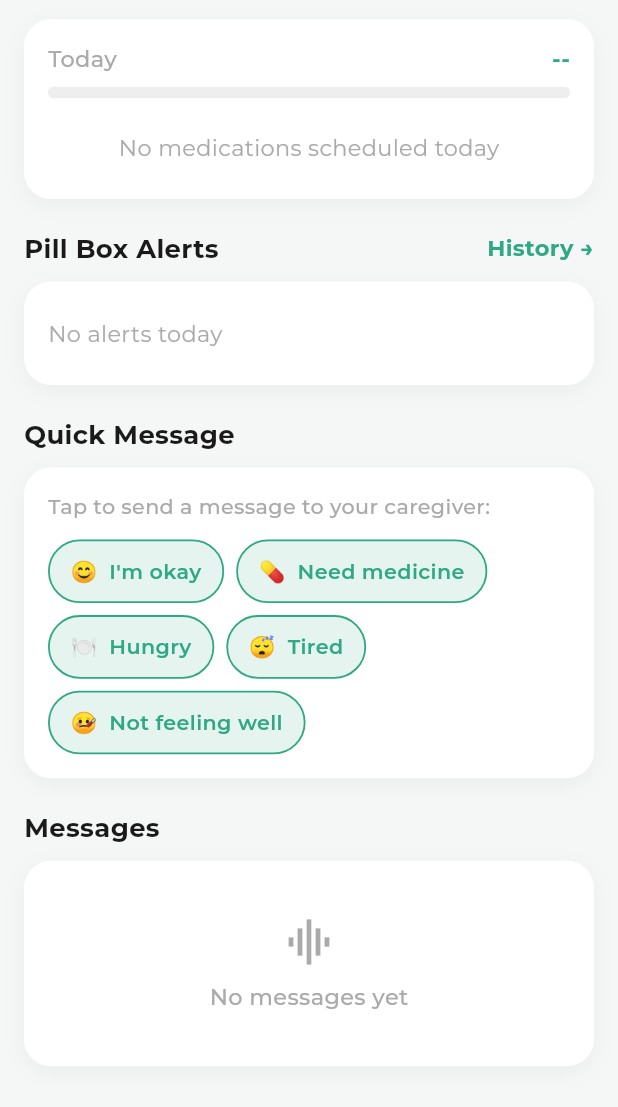
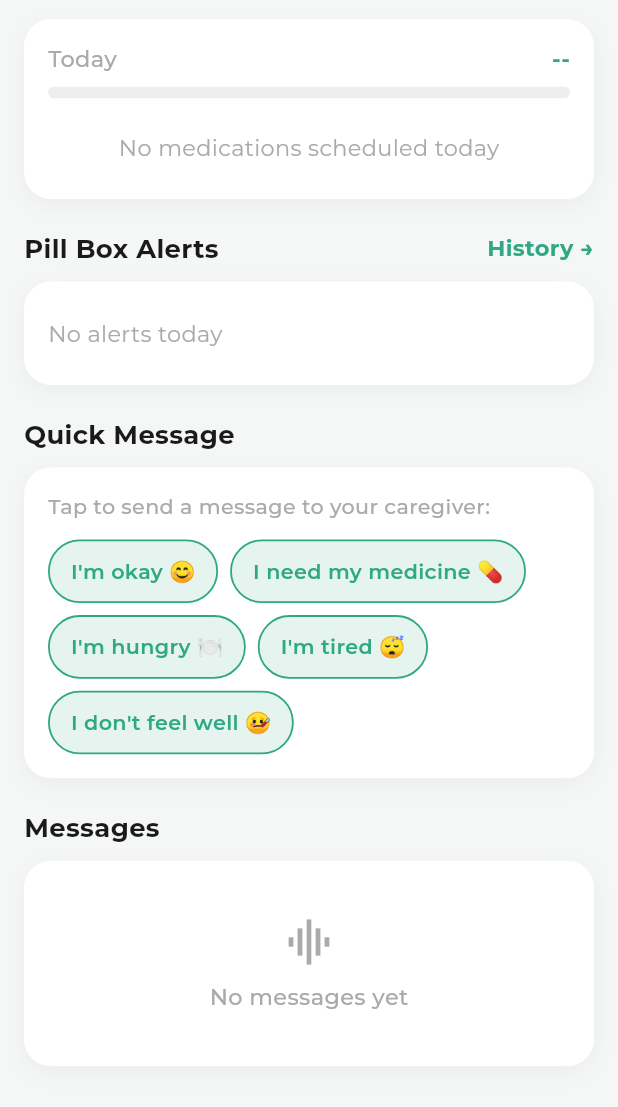
Before and after one commit to sarahh-emadd/SANAD, a Flutter app: the HomeElderPage screen opened directly, scrolled down 285 dp, on a phone screen of 412 x 824 dp, the part 101-1208 px from its top. Run offline on Flutter 3.47's test engine with Material 3 defaults, Android fonts, the phone set to English and light mode, and no system bars; our stand-ins replace audioplayers, battery_plus, firebase_auth, firebase_core, firebase_messaging, geolocator and 6 more; missing offline and left inert: flutter_webrtc, mobile_scanner, record; accounts and stored records are empty; network calls fail.

Commit message:
fix: wire Arabic translations into all key screens
- home_elder_page: section titles, slot statuses, preset chips, SOS/help dialogs
- caregiver_home_screen: adherence section, camera, notifications, slot statuses, alert rows
- notifications_history_screen: title, empty state, all alert type labels
- caregiver_settings_screen: volume, text size, language, notifications tiles
- app_strings.dart: added allHistory, viewAlerts shortcuts + expanded EN/AR table

Co-Authored-By: Claude Sonnet 4.6 <noreply@anthropic.com>

```diff
--- a/mobile/lib/l10n/app_strings.dart
+++ b/mobile/lib/l10n/app_strings.dart
@@ -23,15 +23,34 @@ const Map<String, Map<String, String>> _t = {
     'refresh':          'Refresh',
     'noData':           'No data yet',
     'retry':            'Retry',
+    'today':            'Today',
+    'history':          'History',
+    'manage':           'Manage',
+    'viewAlerts':       'View Alerts',
+    'allHistory':       'All History',
+    'ok':               'OK',
 
     // Elder home
     'goodMorning':      'Good morning',
-    'myMeds':           'My Medications',
+    'sanadWith':        'Your Sanad is with you 💚',
+    'myMeds':           "Today's Medications",
     'medsTaken':        'Doses taken today',
     'recentAlerts':     'Recent Alerts',
     'viewAll':          'View all',
-    'sendMessage':      'Send a quick message',
+    'sendMessage':      'Quick Message',
+    'tapToSend':        'Tap to send a message to your caregiver:',
     'messageSent':      'Message sent ✓',
+    'noMedsToday':      'No medications scheduled today',
+    'noAlertsToday':    'No alerts today',
+    'noMessages':       'No messages yet',
+    'pillBoxAlerts':    'Pill Box Alerts',
+    'messages':         'Messages',
+
+    // Slot status labels
+    'taken':            'Taken',
+    'missed':           'Missed',
+    'dueSoon':          'Due Soon',
+    'scheduled':        'Scheduled',
 
     // Preset messages
     'msg_im_okay':       "I'm okay 😊",
@@ -41,43 +60,62 @@ const Map<String, Map<String, String>> _t = {
     'msg_not_well':      "I don't feel well 🤒",
 
     // Caregiver home
-    'adherence':        'Adherence',
-    'todayPills':       "Today's Pills",
-    'pillsTaken':       'Taken',
-    'pillsMissed':      'Missed',
-    'pillsDue':         'Due soon',
-    'falls':            'Falls',
-    'activity':         'Activity',
+    'adherence':            'Medication Adherence',
+    'adherenceShort':       'Adherence',
+    'todayPills':           "Today's Pills",
+    'pillsTaken':           'Taken',
+    'pillsMissed':          'Missed',
+    'pillsDue':             'Due Soon',
+    'falls':                'Falls',
+    'fallsToday':           'Falls Today',
+    'activity':             'Activity',
+    'activityLevel':        'Activity Level',
+    'cameraMonitoring':     'Camera Monitoring',
+    'notifications':        'Notifications',
+    'elderStatus':          'Elder Status',
+    'online':               'Online',
+    'offline':              'Offline',
+    'lastSeen':             'Last seen',
+    'noPillsToday':         'No pills scheduled today',
 
     // Manage pills
     'managePills':      'Manage Pills',
     'slot':             'Slot',
     'addSchedule':      'Add Schedule',
     'editSchedule':     'Edit Schedule',
+    'saveChanges':      'Save Changes',
     'scheduleTime':     'Time',
     'startDate':        'Start Date',
     'endDate':          'End Date (optional)',
     'noEndDate':        'Ongoing (no end date)',
     'medicationLabel':  'Label',
-    'refillAlert':      'Refill needed — slot running low',
+    'refillAlert':      'Refill needed — check pill count',
     'slotEmpty':        'No schedule',
+    'noScheduleYet':    'No schedules yet. Tap Add to set a time.',
+    'removeSchedule':   'Remove Schedule',
+    'active':           'Active',
+    'inactive':         'Inactive',
 
-    // Notifications
+    // Notifications / Alerts
     'noAlerts':         'No alerts yet',
+    'alertsFromAI':     'Alerts from AI detection will appear here',
     'sosAlert':         'SOS Alert',
     'fallDetected':     'Fall Detected',
     'inactivityAlert':  'Inactivity Alert',
     'sleepingAlert':    'Sleeping Alert',
+    'nightRestless':    'Night Restlessness',
     'missedDose':       'Missed Dose',
     'doseTaken':        'Dose Taken',
     'presenceMessage':  'Quick Message',
 
     // Dashboard
+    'dashboard':        'Dashboard',
     'weeklyAdherence':  'Weekly Adherence',
     'weeklyReport':     'Weekly Report',
-    'downloadReport':   'Download Report',
+    'downloadReport':   'Download Weekly Report',
     'generating':       'Generating PDF…',
     'reportReady':      'Report ready',
+    'noLogsYet':        'No pill logs yet',
 
     // Settings
     'language':         'Language',
@@ -86,9 +124,14 @@ const Map<String, Map<String, String>> _t = {
     'textSize':         'Text Size',
     'small':            'Small',
     'medium':           'Medium',
-    'large':            'Large',
+    'large':            'Large Mode',
     'volume':           'Volume',
-    'notifications':    'Notifications',
+
+    // SOS
+    'sendSos':          'Send SOS?',
+    'sosConfirmBody':   'This will immediately alert your caregiver.',
+    'helpOnWay':        'Help is on the way!',
+    'helpOnWayBody':    'Your caregiver has been notified and is coming to help you.',
   },
 
   'ar': {
@@ -107,15 +150,34 @@ const Map<String, Map<String, String>> _t = {
     'refresh':          'تحديث',
     'noData':           'لا توجد بيانات بعد',
     'retry':            'إعادة المحاولة',
+    'today':            'اليوم',
+    'history':          'السجل',
+    'manage':           'إدارة',
+    'viewAlerts':       'عرض التنبيهات',
+    'allHistory':       'كل السجل',
+    'ok':               'حسناً',
 
     // Elder home
     'goodMorning':      'صباح الخير',
-    'myMeds':           'أدويتي',
+    'sanadWith':        'سندك معك 💚',
+    'myMeds':           'أدوية اليوم',
     'medsTaken':        'الجرعات المأخوذة اليوم',
     'recentAlerts':     'التنبيهات الأخيرة',
     'viewAll':          'عرض الكل',
-    'sendMessage':      'أرسل رسالة سريعة',
+    'sendMessage':      'رسالة سريعة',
+    'tapToSend':        'اضغط لإرسال رسالة لمقدم الرعاية:',
     'messageSent':      'تم إرسال الرسالة ✓',
+    'noMedsToday':      'لا توجد أدوية مجدولة اليوم',
+    'noAlertsToday':    'لا توجد تنبيهات اليوم',
+    'noMessages':       'لا توجد رسائل بعد',
+    'pillBoxAlerts':    'تنبيهات صندوق الدواء',
+    'messages':         'الرسائل',
+
+    // Slot status labels
+    'taken':            'تم أخذه',
+    'missed':           'فائتة',
+    'dueSoon':          'موعده قريب',
+    'scheduled':        'مجدولة',
 
     // Preset messages
     'msg_im_okay':       'أنا بخير 😊',
@@ -125,43 +187,62 @@ const Map<String, Map<String, String>> _t = {
     'msg_not_well':      'لا أشعر بتحسن 🤒',
 
     // Caregiver home
-    'adherence':        'الالتزام',
-    'todayPills':       'أدوية اليوم',
-    'pillsTaken':       'مأخوذة',
-    'pillsMissed':      'فائتة',
-    'pillsDue':         'موعدها قريب',
-    'falls':            'السقطات',
-    'activity':         'النشاط',
+    'adherence':            'الالتزام بالدواء',
+    'adherenceShort':       'الالتزام',
+    'todayPills':           'أدوية اليوم',
+    'pillsTaken':           'مأخوذة',
+    'pillsMissed':          'فائتة',
+    'pillsDue':             'موعدها قريب',
+    'falls':                'السقطات',
+    'fallsToday':           'السقطات اليوم',
+    'activity':             'النشاط',
+    'activityLevel':        'مستوى النشاط',
+    'cameraMonitoring':     'مراقبة الكاميرا',
+    'notifications':        'الإشعارات',
+    'elderStatus':          'حالة المسن',
+    'online':               'متصل',
+    'offline':              'غير متصل',
+    'lastSeen':             'آخر ظهور',
+    'noPillsToday':         'لا توجد أدوية مجدولة اليوم',
 
     // Manage pills
     'managePills':      'إدارة الأدوية',
     'slot':             'خانة',
     'addSchedule':      'إضافة جدول',
     'editSchedule':     'تعديل الجدول',
+    'saveChanges':      'حفظ التغييرات',
     'scheduleTime':     'الوقت',
     'startDate':        'تاريخ البداية',
     'endDate':          'تاريخ الانتهاء (اختياري)',
     'noEndDate':        'مستمر (بدون تاريخ انتهاء)',
     'medicationLabel':  'الوصف',
-    'refillAlert':      'يلزم إعادة تعبئة الخانة',
+    'refillAlert':      'يلزم إعادة التعبئة — تحقق من عدد الحبوب',
     'slotEmpty':        'لا يوجد جدول',
+    'noScheduleYet':    'لا توجد جداول بعد. اضغط إضافة لتحديد وقت.',
+    'removeSchedule':   'إزالة الجدول',
+    'active':           'نشط',
+    'inactive':         'غير نشط',
 
-    // Notifications
+    // Notifications / Alerts
     'noAlerts':         'لا توجد تنبيهات بعد',
+    'alertsFromAI':     'ستظهر هنا التنبيهات من الكشف الذكي',
     'sosAlert':         'تنبيه استغاثة',
     'fallDetected':     'تم اكتشاف سقطة',
     'inactivityAlert':  'تنبيه عدم النشاط',
     'sleepingAlert':    'تنبيه النوم',
+    'nightRestless':    'اضطراب النوم الليلي',
     'missedDose':       'جرعة فائتة',
     'doseTaken':        'جرعة مأخوذة',
     'presenceMessage':  'رسالة سريعة',
 
     // Dashboard
+    'dashboard':        'لوحة التحكم',
     'weeklyAdherence':  'الالتزام الأسبوعي',
     'weeklyReport':     'التقرير الأسبوعي',
-    'downloadReport':   'تنزيل التقرير',
+    'downloadReport':   'تنزيل التقرير الأسبوعي',
     'generating':       'جارٍ إنشاء ملف PDF…',
     'reportReady':      'التقرير جاهز',
+    'noLogsYet':        'لا توجد سجلات أدوية بعد',
 
     // Settings
     'language':         'اللغة',
@@ -172,7 +253,12 @@ const Map<String, Map<String, String>> _t = {
     'medium':           'متوسط',
     'large':            'كبير',
     'volume':           'الصوت',
-    'notifications':    'الإشعارات',
+
+    // SOS
+    'sendSos':          'إرسال استغاثة؟',
+    'sosConfirmBody':   'سيتم تنبيه مقدم الرعاية فوراً.',
+    'helpOnWay':        'المساعدة في الطريق!',
+    'helpOnWayBody':    'تم إشعار مقدم الرعاية وهو قادم لمساعدتك.',
   },
 };
 
@@ -190,7 +276,7 @@ class S {
   String get(String key) =>
       _t[_lang]?[key] ?? _t['en']?[key] ?? key;
 
-  // ── Shortcuts (the most-used keys) ──────────────────────────────────────
+  // ── Shortcuts ────────────────────────────────────────────────────────────
   String get appName          => get('appName');
   String get home             => get('home');
   String get alerts           => get('alerts');
@@ -202,15 +288,34 @@ class S {
   String get loading          => get('loading');
   String get refresh          => get('refresh');
   String get noData           => get('noData');
+  String get today            => get('today');
+  String get history          => get('history');
+  String get manage           => get('manage');
+  String get ok               => get('ok');
+  String get allHistory       => get('allHistory');
+  String get viewAlerts       => get('viewAlerts');
 
   // Elder home
   String get goodMorning      => get('goodMorning');
+  String get sanadWith        => get('sanadWith');
   String get myMeds           => get('myMeds');
   String get medsTaken        => get('medsTaken');
   String get recentAlerts     => get('recentAlerts');
   String get viewAll          => get('viewAll');
   String get sendMessage      => get('sendMessage');
+  String get tapToSend        => get('tapToSend');
   String get messageSent      => get('messageSent');
+  String get noMedsToday      => get('noMedsToday');
+  String get noAlertsToday    => get('noAlertsToday');
+  String get noMessages       => get('noMessages');
+  String get pillBoxAlerts    => get('pillBoxAlerts');
+  String get messages         => get('messages');
+
+  // Slot statuses
+  String get taken            => get('taken');
+  String get missed           => get('missed');
+  String get dueSoon          => get('dueSoon');
+  String get scheduled        => get('scheduled');
 
   // Preset messages
   String get msgImOkay        => get('msg_im_okay');
@@ -219,43 +324,56 @@ class S {
   String get msgTired         => get('msg_tired');
   String get msgNotWell       => get('msg_not_well');
 
-  // Caregiver
+  // Caregiver home
   String get adherence        => get('adherence');
+  String get adherenceShort   => get('adherenceShort');
   String get todayPills       => get('todayPills');
   String get pillsTaken       => get('pillsTaken');
   String get pillsMissed      => get('pillsMissed');
   String get pillsDue         => get('pillsDue');
   String get falls            => get('falls');
+  String get fallsToday       => get('fallsToday');
   String get activity         => get('activity');
+  String get activityLevel    => get('activityLevel');
+  String get cameraMonitoring => get('cameraMonitoring');
+  String get notifications    => get('notifications');
+  String get elderStatus      => get('elderStatus');
+  String get online           => get('online');
+  String get offline          => get('offline');
+  String get lastSeen         => get('lastSeen');
+  String get noPillsToday     => get('noPillsToday');
 
   // Manage pills
   String get managePills      => get('managePills');
   String get slot             => get('slot');
   String get addSchedule      => get('addSchedule');
   String get editSchedule     => get('editSchedule');
-  String get scheduleTime     => get('scheduleTime');
-  String get startDate        => get('startDate');
-  String get endDate          => get('endDate');
-  String get noEndDate        => get('noEndDate');
+  String get saveChanges      => get('saveChanges');
   String get refillAlert      => get('refillAlert');
   String get slotEmpty        => get('slotEmpty');
+  String get noScheduleYet    => get('noScheduleYet');
+  String get removeSchedule   => get('removeSchedule');
+  String get active           => get('active');
+  String get inactive         => get('inactive');
 
   // Notifications
   String get noAlerts         => get('noAlerts');
+  String get alertsFromAI     => get('alertsFromAI');
   String get sosAlert         => get('sosAlert');
   String get fallDetected     => get('fallDetected');
   String get inactivityAlert  => get('inactivityAlert');
   String get sleepingAlert    => get('sleepingAlert');
+  String get nightRestless    => get('nightRestless');
   String get missedDose       => get('missedDose');
   String get doseTaken        => get('doseTaken');
   String get presenceMessage  => get('presenceMessage');
 
-  // Dashboard / Reports
+  // Dashboard
+  String get dashboard        => get('dashboard');
   String get weeklyAdherence  => get('weeklyAdherence');
   String get weeklyReport     => get('weeklyReport');
   String get downloadReport   => get('downloadReport');
   String get generating       => get('generating');
-  String get reportReady      => get('reportReady');
 
   // Settings
   String get language         => get('language');
@@ -266,5 +384,10 @@ class S {
   String get medium           => get('medium');
   String get large            => get('large');
   String get volume           => get('volume');
-  String get notifications    => get('notifications');
+
+  // SOS
+  String get sendSos          => get('sendSos');
+  String get sosConfirmBody   => get('sosConfirmBody');
+  String get helpOnWay        => get('helpOnWay');
+  String get helpOnWayBody    => get('helpOnWayBody');
 }
--- a/mobile/lib/screens/pages/home_elder_page.dart
+++ b/mobile/lib/screens/pages/home_elder_page.dart
@@ -16,6 +16,7 @@ import 'package:sensors_plus/sensors_plus.dart';
 import 'package:shared_preferences/shared_preferences.dart';
 import 'package:socket_io_client/socket_io_client.dart' as IO;
 import '../../config/api_config.dart';
+import '../../l10n/app_strings.dart';
 import '../../models/voice_reminder_model.dart';
 import '../../services/location_service.dart';
 import '../../services/sos_service.dart';
@@ -442,14 +443,14 @@ class _HomeElderPageState extends State<HomeElderPage> {
         builder: (_) => AlertDialog(
           shape: RoundedRectangleBorder(borderRadius: BorderRadius.circular(20)),
           backgroundColor: Colors.white,
-          title: const Column(children: [
-            Text('💚', style: TextStyle(fontSize: 48)), SizedBox(height: 8),
-            Text('Help is on the way!',
-                style: TextStyle(fontSize: 22, fontWeight: FontWeight.bold, color: Color(0xFF2FA884)),
+          title: Column(children: [
+            const Text('💚', style: TextStyle(fontSize: 48)), const SizedBox(height: 8),
+            Text(S.of(context).helpOnWay,
+                style: const TextStyle(fontSize: 22, fontWeight: FontWeight.bold, color: Color(0xFF2FA884)),
                 textAlign: TextAlign.center),
           ]),
-          content: const Text('Your caregiver has been notified and is coming to help you.',
-              style: TextStyle(fontSize: 15), textAlign: TextAlign.center),
+          content: Text(S.of(context).helpOnWayBody,
+              style: const TextStyle(fontSize: 15), textAlign: TextAlign.center),
           actionsAlignment: MainAxisAlignment.center,
           actions: [ElevatedButton(
             onPressed: () { Navigator.pop(context); setState(() => _helpOnWay = false); },
@@ -457,7 +458,7 @@ class _HomeElderPageState extends State<HomeElderPage> {
               backgroundColor: const Color(0xFF2FA884), foregroundColor: Colors.white,
               padding: const EdgeInsets.symmetric(horizontal: 32, vertical: 14),
               shape: RoundedRectangleBorder(borderRadius: BorderRadius.circular(12))),
-            child: const Text('OK', style: TextStyle(fontSize: 16, fontWeight: FontWeight.bold)),
+            child: Text(S.of(context).ok, style: const TextStyle(fontSize: 16, fontWeight: FontWeight.bold)),
           )],
         ),
       );
@@ -505,13 +506,14 @@ class _HomeElderPageState extends State<HomeElderPage> {
     final confirmed = await showDialog<bool>(
       context: context,
       builder: (_) => AlertDialog(
-        title: const Text('Send SOS?'),
-        content: const Text('This will immediately alert your caregiver.'),
+        title: Text(S.of(context).sendSos),
+        content: Text(S.of(context).sosConfirmBody),
         actions: [
-          TextButton(onPressed: () => Navigator.pop(context, false), child: const Text('Cancel')),
+          TextButton(onPressed: () => Navigator.pop(context, false),
+              child: Text(S.of(context).cancel)),
           TextButton(onPressed: () => Navigator.pop(context, true),
               style: TextButton.styleFrom(foregroundColor: Colors.red),
-              child: const Text('Send SOS')),
+              child: Text(S.of(context).sendSos)),
         ],
       ),
     );
@@ -611,10 +613,10 @@ class _HomeElderPageState extends State<HomeElderPage> {
                 crossAxisAlignment: CrossAxisAlignment.start,
                 children: [
                   Expanded(child: Column(crossAxisAlignment: CrossAxisAlignment.start, children: [
-                    Text('Good morning,\n${_elderlyName ?? 'Margaret'}!',
+                    Text('${S.of(context).goodMorning},\n${_elderlyName ?? 'Margaret'}!',
                         style: m(20, FontWeight.w700, Colors.white).copyWith(height: 1.3)),
                     const SizedBox(height: 6),
-                    Text('Your Sanad is with you 💚',
+                    Text(S.of(context).sanadWith,
                         style: m(13, FontWeight.w500, Colors.white70)),
                   ])),
                   const SizedBox(width: 12),
@@ -642,7 +644,7 @@ class _HomeElderPageState extends State<HomeElderPage> {
               ),
               const SizedBox(height: 16),
               Row(children: [
-                Expanded(child: _heroStatBox(Icons.check_circle, 'Meds Today',
+                Expanded(child: _heroStatBox(Icons.check_circle, S.of(context).myMeds,
                     _medsTotal == 0 ? '--' : '$_medsTaken / $_medsTotal')),
                 const SizedBox(width: 10),
                 Expanded(child: _heroStatBox(Icons.person_outline, 'Caregiver',
@@ -654,13 +656,13 @@ class _HomeElderPageState extends State<HomeElderPage> {
           const SizedBox(height: 20),
 
           // ── Today's Medications ─────────────────────────────────
-          _sectionTitle("Today's Medications", 'History →', () =>
+          _sectionTitle(S.of(context).myMeds, '${S.of(context).history} →', () =>
               Navigator.push(context, MaterialPageRoute(
                   builder: (_) => const MedicationHistoryScreen()))),
           const SizedBox(height: 10),
           _whiteCard(child: Column(children: [
             Row(mainAxisAlignment: MainAxisAlignment.spaceBetween, children: [
-              Text('Today', style: m(13, FontWeight.w500, textGrey)),
+              Text(S.of(context).today, style: m(13, FontWeight.w500, textGrey)),
               Text(_medsTotal == 0 ? '--' : '$_medsTaken / $_medsTotal',
                   style: m(13, FontWeight.w700, primary)),
             ]),
@@ -676,7 +678,7 @@ class _HomeElderPageState extends State<HomeElderPage> {
             if (_slots.isEmpty)
               Padding(
                 padding: const EdgeInsets.symmetric(vertical: 8),
-                child: Text('No medications scheduled today',
+                child: Text(S.of(context).noMedsToday,
                     style: m(13, FontWeight.w400, textGrey)),
               )
             else
@@ -686,14 +688,14 @@ class _HomeElderPageState extends State<HomeElderPage> {
           const SizedBox(height: 20),
 
           // ── Pill Box Alerts ─────────────────────────────────────
-          _sectionTitle('Pill Box Alerts', 'History →', () =>
+          _sectionTitle(S.of(context).pillBoxAlerts, '${S.of(context).history} →', () =>
               Navigator.push(context, MaterialPageRoute(
                   builder: (_) => const PillBoxAlertHistoryScreen()))),
           const SizedBox(height: 10),
           _whiteCard(child: _alerts.isEmpty
               ? Padding(
                   padding: const EdgeInsets.symmetric(vertical: 8),
-                  child: Text('No alerts today',
+                  child: Text(S.of(context).noAlertsToday,
                       style: m(13, FontWeight.w400, textGrey)),
                 )
               : Column(children: _alerts.map(_buildAlertRow).toList())),
@@ -701,23 +703,23 @@ class _HomeElderPageState extends State<HomeElderPage> {
           const SizedBox(height: 20),
 
           // ── Quick Preset Messages ────────────────────────────────
-          _sectionTitle('Quick Message', null, null),
+          _sectionTitle(S.of(context).sendMessage, null, null),
           const SizedBox(height: 10),
           _whiteCard(child: Column(
             crossAxisAlignment: CrossAxisAlignment.start,
             children: [
-              Text('Tap to send a message to your caregiver:',
+              Text(S.of(context).tapToSend,
                   style: m(12, FontWeight.w500, textGrey)),
               const SizedBox(height: 12),
               Wrap(
                 spacing: 8,
                 runSpacing: 8,
                 children: [
-                  _presetChip('im_okay',       '😊  I\'m okay'),
-                  _presetChip('need_medicine', '💊  Need medicine'),
-                  _presetChip('hungry',        '🍽️  Hungry'),
-                  _presetChip('tired',         '😴  Tired'),
-                  _presetChip('not_well',      '🤒  Not feeling well'),
+                  _presetChip('im_okay',       S.of(context).msgImOkay),
+                  _presetChip('need_medicine', S.of(context).msgNeedMedicine),
+                  _presetChip('hungry',        S.of(context).msgHungry),
+                  _presetChip('tired',         S.of(context).msgTired),
+                  _presetChip('not_well',      S.of(context).msgNotWell),
                 ],
               ),
             ],
@@ -726,7 +728,7 @@ class _HomeElderPageState extends State<HomeElderPage> {
           const SizedBox(height: 20),
 
           // ── Messages ────────────────────────────────────────────
-          _sectionTitle('Messages', null, null),
+          _sectionTitle(S.of(context).messages, null, null),
           const SizedBox(height: 10),
           if (_voiceMessages.isEmpty)
             _whiteCard(child: Center(
@@ -735,7 +737,7 @@ class _HomeElderPageState extends State<HomeElderPage> {
                 child: Column(children: [
                   Icon(Icons.graphic_eq, color: textGrey, size: 36),
                   const SizedBox(height: 8),
-                  Text('No messages yet', style: m(13, FontWeight.w500, textGrey)),
+                  Text(S.of(context).noMessages, style: m(13, FontWeight.w500, textGrey)),
                 ]),
               ),
             ))
@@ -825,6 +827,14 @@ class _HomeElderPageState extends State<HomeElderPage> {
               child: Text(action, style: m(13, FontWeight.w700, primary))),
       ]);
 
+  String _translateStatus(_SlotStatus status) {
+    switch (status) {
+      case _SlotStatus.taken:     return S.of(context).taken;
+      case _SlotStatus.dueSoon:   return S.of(context).dueSoon;
+      case _SlotStatus.scheduled: return S.of(context).scheduled;
+    }
+  }
+
   Widget _buildSlotRow(_SlotData slot) {
     Color bg, tc, icC; IconData ic;
     switch (slot.status) {
@@ -840,7 +850,8 @@ class _HomeElderPageState extends State<HomeElderPage> {
         Icon(ic, color: icC, size: 20), const SizedBox(width: 10),
         Column(crossAxisAlignment: CrossAxisAlignment.start, children: [
           Text(slot.label, style: m(13, FontWeight.w700, textDark)),
-          Text('${slot.time} · ${slot.statusLabel}', style: m(11, FontWeight.w500, tc)),
+          Text('${slot.time} · ${_translateStatus(slot.status)}',
+              style: m(11, FontWeight.w500, tc)),
         ]),
       ]),
     );
```
Also changed, not shown: mobile/lib/screens/caregiver_home_screen.dart (+39 -19 lines), mobile/lib/screens/caregiver_settings_screen.dart (+5 -4 lines), mobile/lib/screens/notifications_history_screen.dart (+14 -12 lines).
